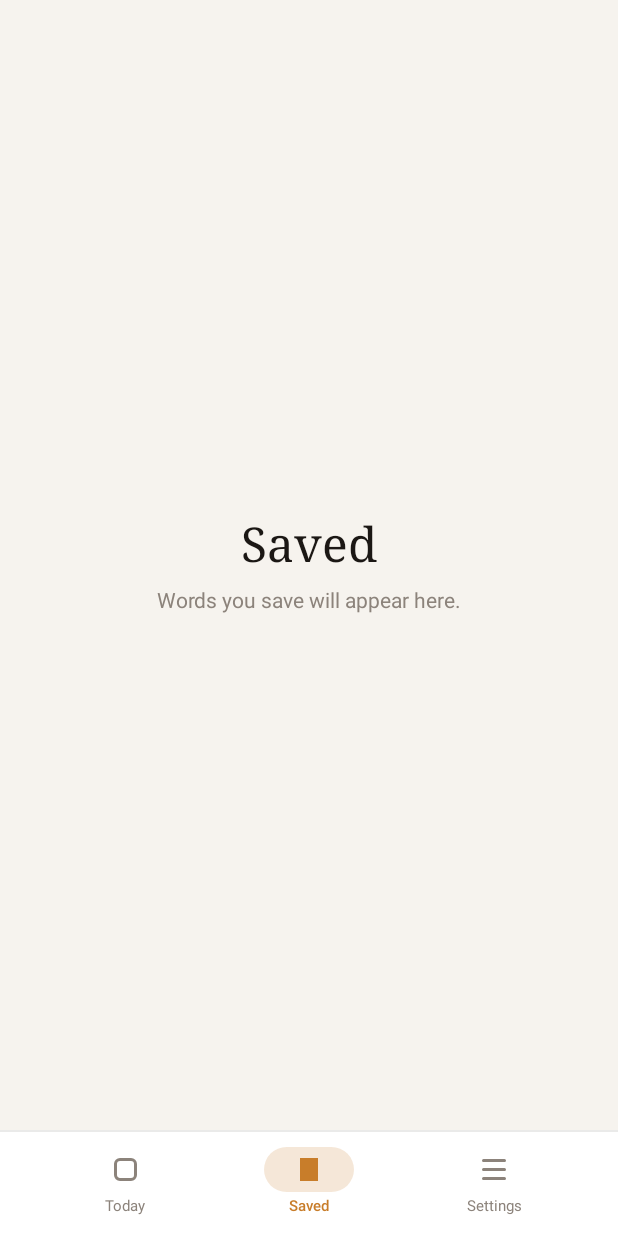
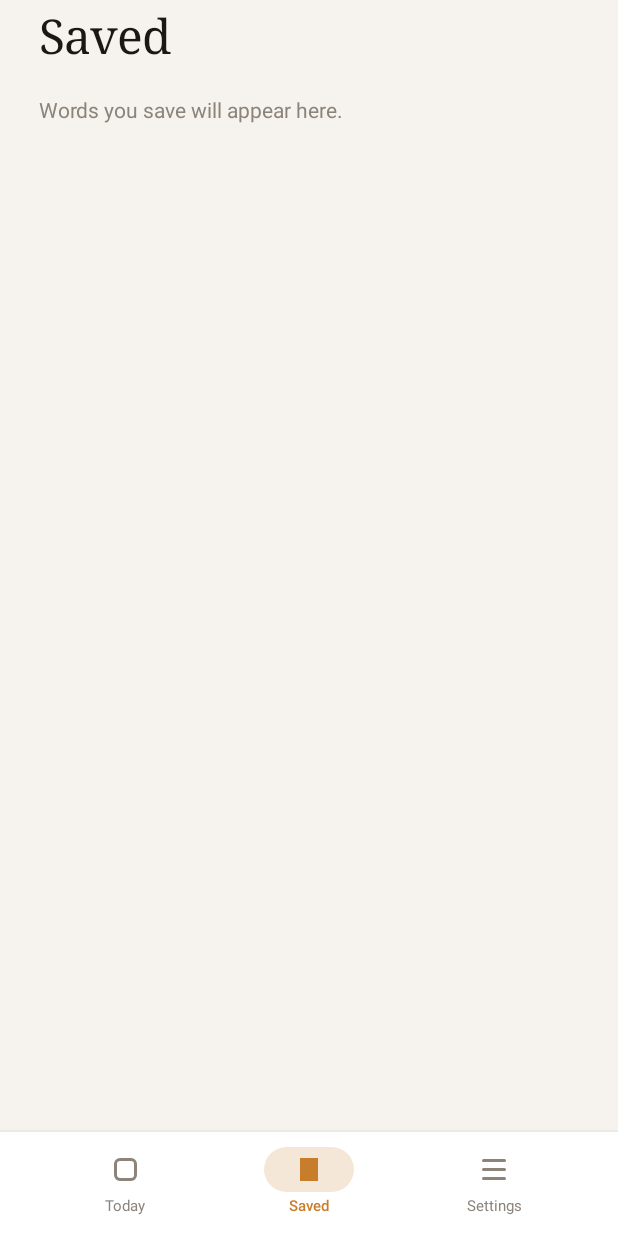
Before and after one commit to sazquatch17/smartwords, an Android app built with Jetpack Compose: the screen it shows after launch (MainActivity), after a tap on "Saved", on a phone screen of 412 x 824 dp. Run offline under Robolectric (Android 15) with nearby library versions, the light colour scheme and no system bars; libraries missing offline, so code that uses them is left out: androidx.glance, androidx.glance.appwidget.

Commit message:
Add Save/bookmarking on both platforms
- Bookmark toggle in the Today header saves the current word
- Persist saved word indices (App Group on iOS, DataStore CSV on Android)
- Saved tab lists saved words (word + pos + gloss) with remove
- Verified on simulator + emulator

```diff
--- a/android/app/src/main/java/com/example/smartwords/MainActivity.kt
+++ b/android/app/src/main/java/com/example/smartwords/MainActivity.kt
@@ -80,9 +80,10 @@ private fun RootApp(deepLinkIndex: Int, onDeepLinkConsumed: () -> Unit) {
 
     // Words + current word are derived from the persisted rotation speed.
     val words = remember { WordStore.words(context) }
-    val currentWord = remember(settings.rotationHours) {
-        WordStore.word(words, settings.rotationHours)
+    val currentIndex = remember(settings.rotationHours) {
+        WordStore.index(words, settings.rotationHours)
     }
+    val currentWord = words[currentIndex]
 
     var tab by remember { mutableStateOf(Tab.TODAY) }
 
@@ -102,8 +103,17 @@ private fun RootApp(deepLinkIndex: Int, onDeepLinkConsumed: () -> Unit) {
         ) {
             Box(modifier = Modifier.weight(1f)) {
                 when (tab) {
-                    Tab.TODAY -> TodayScreen(word = currentWord)
-                    Tab.SAVED -> SavedScreen()
+                    Tab.TODAY -> TodayScreen(
+                        word = currentWord,
+                        isSaved = settings.savedIds.contains(currentIndex),
+                        onToggleSave = {
+                            scope.launch { SettingsRepository.toggleSaved(context, currentIndex) }
+                        },
+                    )
+                    Tab.SAVED -> SavedScreen(
+                        saved = settings.savedIds.filter { it in words.indices }.map { it to words[it] },
+                        onRemove = { i -> scope.launch { SettingsRepository.toggleSaved(context, i) } },
+                    )
                     Tab.SETTINGS -> SettingsScreen(
                         state = settings,
                         previewWord = currentWord,
--- a/android/app/src/main/java/com/example/smartwords/data/Settings.kt
+++ b/android/app/src/main/java/com/example/smartwords/data/Settings.kt
@@ -24,6 +24,7 @@ data class AppSettingsState(
     val accentId: String = "amber",
     val notifications: Boolean = true,
     val rotationHours: Int = WordStore.DEFAULT_ROTATION_HOURS,
+    val savedIds: List<Int> = emptyList(),   // word indices, most-recent first
 )
 
 object SettingsRepository {
@@ -31,6 +32,7 @@ object SettingsRepository {
     private val KEY_ACCENT = stringPreferencesKey("accent")
     private val KEY_NOTIF = booleanPreferencesKey("notif")
     private val KEY_ROTATION = intPreferencesKey("rotationHours")
+    private val KEY_SAVED = stringPreferencesKey("saved")   // CSV of indices, order preserved
 
     fun flow(ctx: Context): Flow<AppSettingsState> = ctx.dataStore.data.map { p ->
         AppSettingsState(
@@ -40,6 +42,7 @@ object SettingsRepository {
             notifications = p[KEY_NOTIF] ?: true,
             rotationHours = (p[KEY_ROTATION] ?: WordStore.DEFAULT_ROTATION_HOURS)
                 .takeIf { it > 0 } ?: WordStore.DEFAULT_ROTATION_HOURS,
+            savedIds = (p[KEY_SAVED] ?: "").split(",").mapNotNull { it.toIntOrNull() },
         )
     }
 
@@ -57,4 +60,12 @@ object SettingsRepository {
 
     suspend fun setRotationHours(ctx: Context, hours: Int) =
         ctx.dataStore.edit { it[KEY_ROTATION] = hours }
+
+    suspend fun toggleSaved(ctx: Context, index: Int) {
+        ctx.dataStore.edit { p ->
+            val cur = (p[KEY_SAVED] ?: "").split(",").mapNotNull { it.toIntOrNull() }.toMutableList()
+            if (cur.contains(index)) cur.remove(index) else cur.add(0, index)
+            p[KEY_SAVED] = cur.joinToString(",")
+        }
+    }
 }
--- a/android/app/src/main/java/com/example/smartwords/ui/Screens.kt
+++ b/android/app/src/main/java/com/example/smartwords/ui/Screens.kt
@@ -4,6 +4,7 @@
 
 package com.example.smartwords.ui
 
+import androidx.compose.foundation.Canvas
 import androidx.compose.foundation.background
 import androidx.compose.foundation.border
 import androidx.compose.foundation.clickable
@@ -37,6 +38,8 @@ import androidx.compose.ui.Alignment
 import androidx.compose.ui.Modifier
 import androidx.compose.ui.draw.clip
 import androidx.compose.ui.graphics.Color
+import androidx.compose.ui.graphics.Path
+import androidx.compose.ui.graphics.drawscope.Stroke
 import androidx.compose.ui.text.font.FontStyle
 import androidx.compose.ui.text.font.FontWeight
 import androidx.compose.ui.text.style.TextAlign
@@ -138,7 +141,7 @@ private fun TabIcon(tab: Tab, tint: Color) {
 // merged with the full detail content (definition, synonyms/antonyms, origin).
 // Content scrolls in the upper region; the example panel is pinned at the bottom.
 @Composable
-fun TodayScreen(word: Word) {
+fun TodayScreen(word: Word, isSaved: Boolean, onToggleSave: () -> Unit) {
     val theme = LocalTheme.current
 
     val now = remember { Date() }
@@ -168,9 +171,23 @@ fun TodayScreen(word: Word) {
             Row(
                 modifier = Modifier.fillMaxWidth().padding(horizontal = 26.dp).padding(top = 8.dp),
                 horizontalArrangement = Arrangement.SpaceBetween,
+                verticalAlignment = Alignment.CenterVertically,
             ) {
                 Text(dateLine, fontFamily = Fonts.mono, fontSize = 10.5.sp, letterSpacing = 1.2.sp, color = theme.palette.muted)
-                Text(dayCount, fontFamily = Fonts.mono, fontSize = 10.5.sp, letterSpacing = 1.2.sp, color = theme.accent)
+                Row(
+                    horizontalArrangement = Arrangement.spacedBy(12.dp),
+                    verticalAlignment = Alignment.CenterVertically,
+                ) {
+                    Text(dayCount, fontFamily = Fonts.mono, fontSize = 10.5.sp, letterSpacing = 1.2.sp, color = theme.accent)
+                    Box(
+                        modifier = Modifier
+                            .clip(RoundedCornerShape(6.dp))
+                            .clickable(onClick = onToggleSave)
+                            .padding(4.dp),
+                    ) {
+                        BookmarkIcon(filled = isSaved, tint = if (isSaved) theme.accent else theme.palette.muted)
+                    }
+                }
             }
 
             // Hero word + accent bar + pos/ipa (Today highlight)
@@ -288,18 +305,73 @@ fun TodayScreen(word: Word) {
     }
 }
 
-// MARK: - Saved (placeholder)
+// Bookmark glyph drawn with Canvas so no icon dependency is needed.
+@Composable
+private fun BookmarkIcon(filled: Boolean, tint: Color) {
+    Canvas(modifier = Modifier.size(width = 13.dp, height = 17.dp)) {
+        val path = Path().apply {
+            moveTo(0f, 0f)
+            lineTo(size.width, 0f)
+            lineTo(size.width, size.height)
+            lineTo(size.width / 2f, size.height * 0.62f)
+            lineTo(0f, size.height)
+            close()
+        }
+        if (filled) drawPath(path, tint)
+        else drawPath(path, tint, style = Stroke(width = 1.6.dp.toPx()))
+    }
+}
+
+// MARK: - Saved
 
 @Composable
-fun SavedScreen() {
+fun SavedScreen(saved: List<Pair<Int, Word>>, onRemove: (Int) -> Unit) {
     val theme = LocalTheme.current
     Column(
-        modifier = Modifier.fillMaxSize().background(theme.palette.bg),
-        verticalArrangement = Arrangement.Center,
-        horizontalAlignment = Alignment.CenterHorizontally,
+        modifier = Modifier
+            .fillMaxSize()
+            .background(theme.palette.bg)
+            .windowInsetsPadding(WindowInsets.systemBars.only(WindowInsetsSides.Top))
+            .verticalScroll(rememberScrollState())
+            .padding(horizontal = 26.dp)
+            .padding(bottom = 20.dp),
     ) {
-        Text("Saved", fontFamily = Fonts.serif, fontSize = 32.sp, fontWeight = FontWeight.Medium, color = theme.palette.fg)
-        Spacer(Modifier.height(10.dp))
-        Text("Words you save will appear here.", fontFamily = Fonts.sans, fontSize = 14.sp, color = theme.palette.muted)
+        Text(
+            "Saved", fontFamily = Fonts.serif, fontSize = 32.sp, fontWeight = FontWeight.Medium,
+            letterSpacing = (-0.6).sp, color = theme.palette.fg,
+            modifier = Modifier.padding(top = 6.dp, bottom = 8.dp),
+        )
+        if (saved.isEmpty()) {
+            Text(
+                "Words you save will appear here.",
+                fontFamily = Fonts.sans, fontSize = 14.sp, color = theme.palette.muted,
+                modifier = Modifier.padding(top = 14.dp),
+            )
+        } else {
+            saved.forEach { (i, w) ->
+                Row(
+                    modifier = Modifier.fillMaxWidth().padding(vertical = 14.dp),
+                    horizontalArrangement = Arrangement.SpaceBetween,
+                    verticalAlignment = Alignment.Top,
+                ) {
+                    Column(modifier = Modifier.weight(1f), verticalArrangement = Arrangement.spacedBy(5.dp)) {
+                        Text(w.word, fontFamily = Fonts.serif, fontSize = 20.sp, fontWeight = FontWeight.SemiBold, color = theme.palette.fg)
+                        Row(horizontalArrangement = Arrangement.spacedBy(8.dp)) {
+                            if (!w.pos.isNullOrEmpty()) {
+                                Text(w.pos.uppercase(Locale.getDefault()), fontFamily = Fonts.mono, fontSize = 9.5.sp, letterSpacing = 1.2.sp, color = theme.accent)
+                            }
+                            if (!w.short.isNullOrEmpty()) {
+                                Text(w.short, fontFamily = Fonts.sans, fontSize = 13.sp, color = theme.palette.muted)
+                            }
+                        }
+                    }
+                    Text(
+                        "✕", fontSize = 14.sp, color = theme.palette.muted,
+                        modifier = Modifier.clip(RoundedCornerShape(6.dp)).clickable { onRemove(i) }.padding(4.dp),
+                    )
+                }
+                Box(Modifier.fillMaxWidth().height(1.dp).background(theme.palette.line))
+            }
+        }
     }
 }
```
Also changed, not shown: 2 other files.
